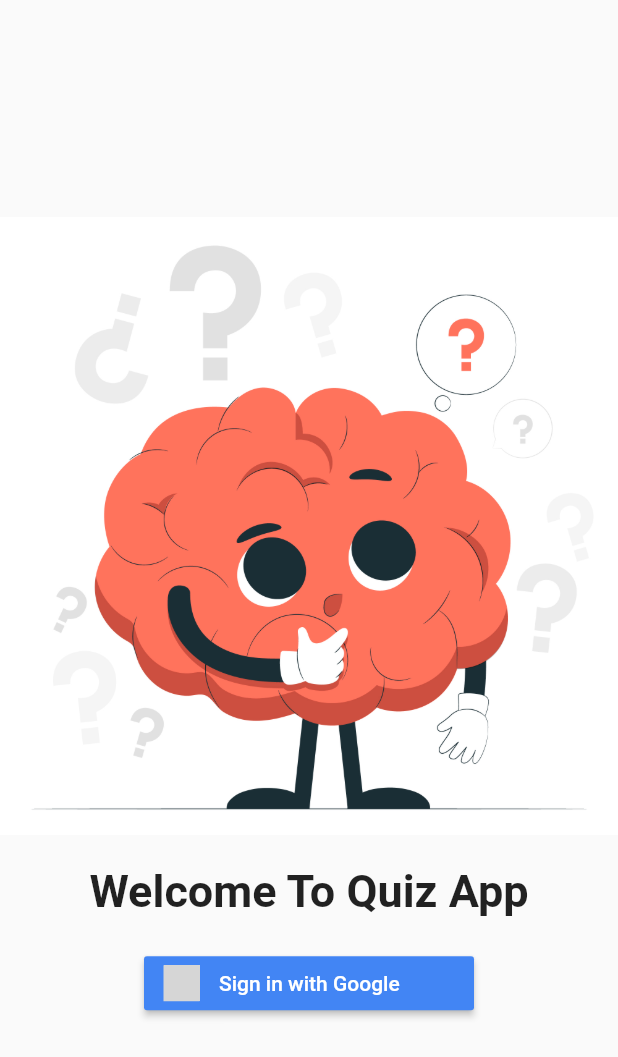
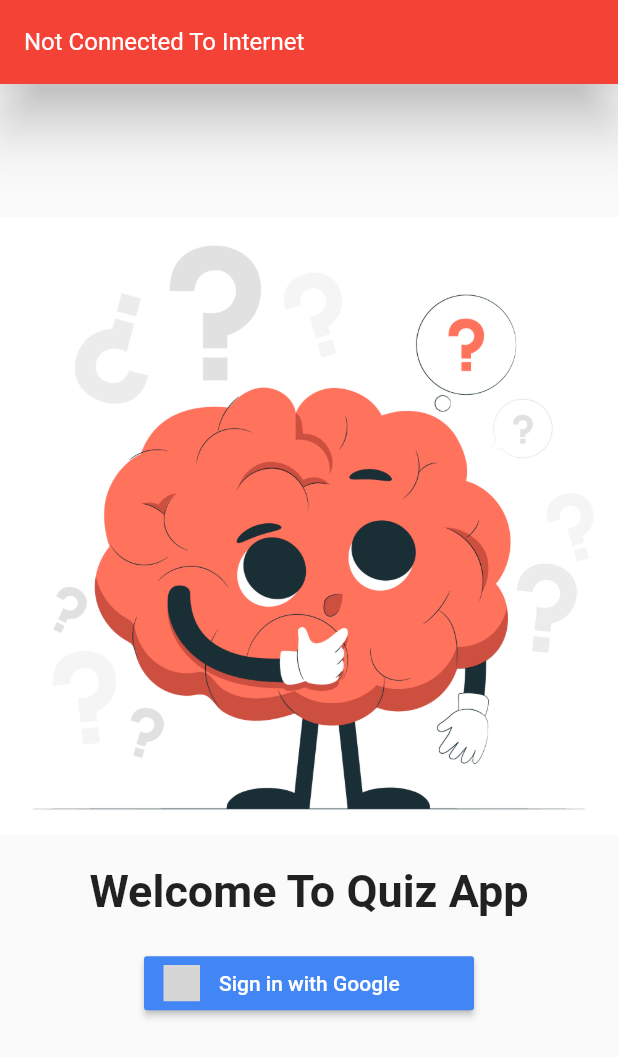
Before and after one commit to YuvrajSingh3110/Flutter_Quiz_App, a Flutter app: the login screen opened directly, on a phone screen of 412 x 824 dp. Shown: the top 1057 px of the screen. Run offline on Flutter 3.47's test engine with Material 2 defaults, Android fonts, the phone set to English and light mode, and no system bars; drawn by our look-alikes of overlay_support; our stand-ins replace cloud_firestore, firebase_auth, firebase_core, flutter_signin_button, google_sign_in, internet_connection_checker and 1 more; accounts and stored records are empty; grey boxes are pictures that could not be loaded.

Commit message:
google sign in and internet connection

```diff
--- /dev/null
+++ b/lib/services/internetConnection.dart
@@ -0,0 +1,15 @@
+import 'package:flutter/material.dart';
+import 'package:internet_connection_checker/internet_connection_checker.dart';
+import 'package:overlay_support/overlay_support.dart';
+
+class Internet{
+  bool connected = false;
+
+  checkInternetConnection() async{
+    connected = await InternetConnectionChecker().hasConnection;
+    if(connected == true){
+      const msg = "Connected To Internet";
+      showSimpleNotification(const Text(msg));
+    }
+  }
+}
--- a/lib/views/login.dart
+++ b/lib/views/login.dart
@@ -1,6 +1,9 @@
 import 'package:flutter/material.dart';
 import 'package:flutter_signin_button/flutter_signin_button.dart';
+import 'package:internet_connection_checker/internet_connection_checker.dart';
+import 'package:overlay_support/overlay_support.dart';
 import 'package:quiz_app/services/auth.dart';
+import 'package:quiz_app/services/internetConnection.dart';
 
 class login extends StatefulWidget {
   const login({Key? key}) : super(key: key);
@@ -10,6 +13,21 @@ class login extends StatefulWidget {
 }
 
 class _loginState extends State<login> {
+  @override
+  void initState() {
+    // TODO: implement initState
+    super.initState();
+    //if status of internet changes
+    InternetConnectionChecker().onStatusChange.listen((status) {
+      final connected = status == InternetConnectionStatus;
+      showSimpleNotification(
+          Text(connected
+              ? "Connected To Internet"
+              : "Not Connected To Internet"),
+          background: connected ? Colors.green : Colors.red);
+    });
+  }
+
   @override
   Widget build(BuildContext context) {
     return Scaffold(
@@ -26,12 +44,15 @@ class _loginState extends State<login> {
               ),
               const Text(
                 "Welcome To Quiz App",
-                style: TextStyle(fontSize: 30, fontWeight: FontWeight.bold,),
+                style: TextStyle(
+                  fontSize: 30,
+                  fontWeight: FontWeight.bold,
+                ),
               ),
               const SizedBox(
                 height: 20,
               ),
-              SignInButton(Buttons.GoogleDark, onPressed: () async{
+              SignInButton(Buttons.GoogleDark, onPressed: () async {
                 await signInWithGoogle();
               }),
             ],
--- a/pubspec.yaml
+++ b/pubspec.yaml
@@ -41,6 +41,8 @@ dependencies:
   firebase_auth: any
   google_sign_in: any
   cloud_firestore: any
+  internet_connection_checker: any
+  overlay_support: any
 
 dev_dependencies:
   flutter_test:
```
Also changed, not shown: lib/main.dart (+7 -4 lines), lib/services/auth.dart (+19 -0 lines), lib/services/firedb.dart (+6 -1 lines), pubspec.lock.
